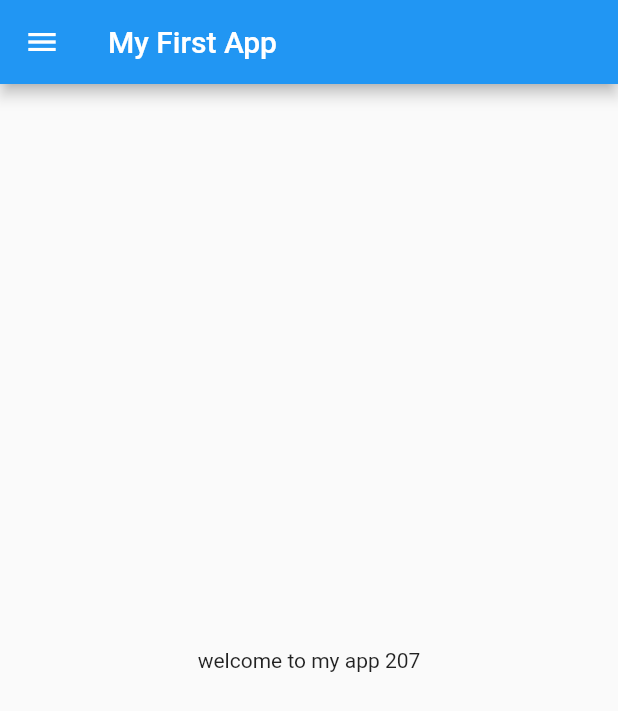
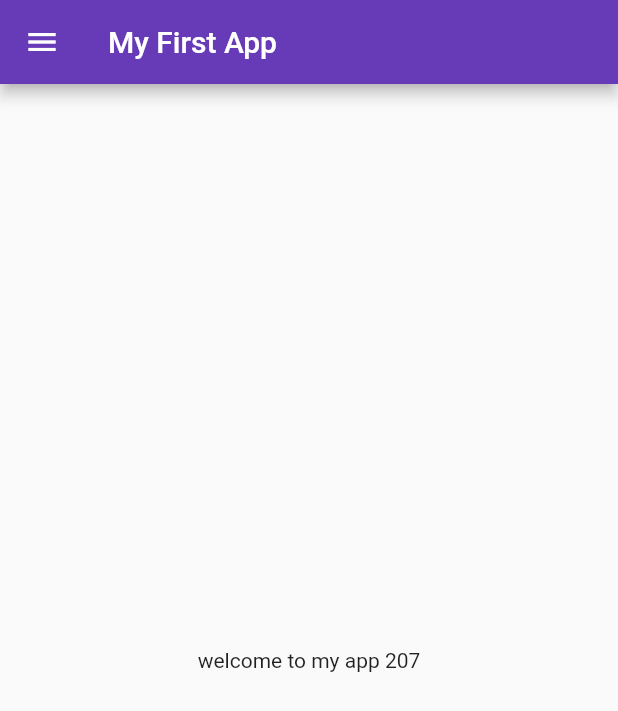
Before and after one commit to mnadeemijaz/flutter, a Flutter app: the screen it shows after launch, on a phone screen of 412 x 824 dp. Shown: the top 711 px of the screen. Run offline on Flutter 3.47's test engine with Material 2 defaults, Android fonts, the phone set to English and light mode, and no system bars.

Commit message:
day 3 completed

```diff
--- a/lib/main.dart
+++ b/lib/main.dart
@@ -1,5 +1,6 @@
 import 'package:flutter/material.dart';
-import 'package:flutter_catalog/home_page.dart';
+import 'package:flutter_catalog/pages/home_page.dart';
+import 'package:flutter_catalog/pages/login_page.dart';
 
 void main() {
   runApp(MyApp());
@@ -8,7 +9,16 @@ void main() {
 class MyApp extends StatelessWidget {
   @override
   Widget build(BuildContext context) {
-
-    return MaterialApp(home: HomePage());
+    return MaterialApp(
+      themeMode: ThemeMode.light,
+      theme: ThemeData(primarySwatch: Colors.deepPurple),
+      darkTheme: ThemeData(brightness: Brightness.dark),
+      initialRoute: "/home",
+      routes: {
+        "/": (context) => LoginPage(),
+        "/home": (context) => HomePage(),
+        "/login": (context) => LoginPage(),
+      },
+    );
   }
 }
```
Also changed, not shown: lib/pages/login_page.dart (added, +17 -0 lines), lib/pages/home_page.dart (renamed from lib/home_page.dart).
